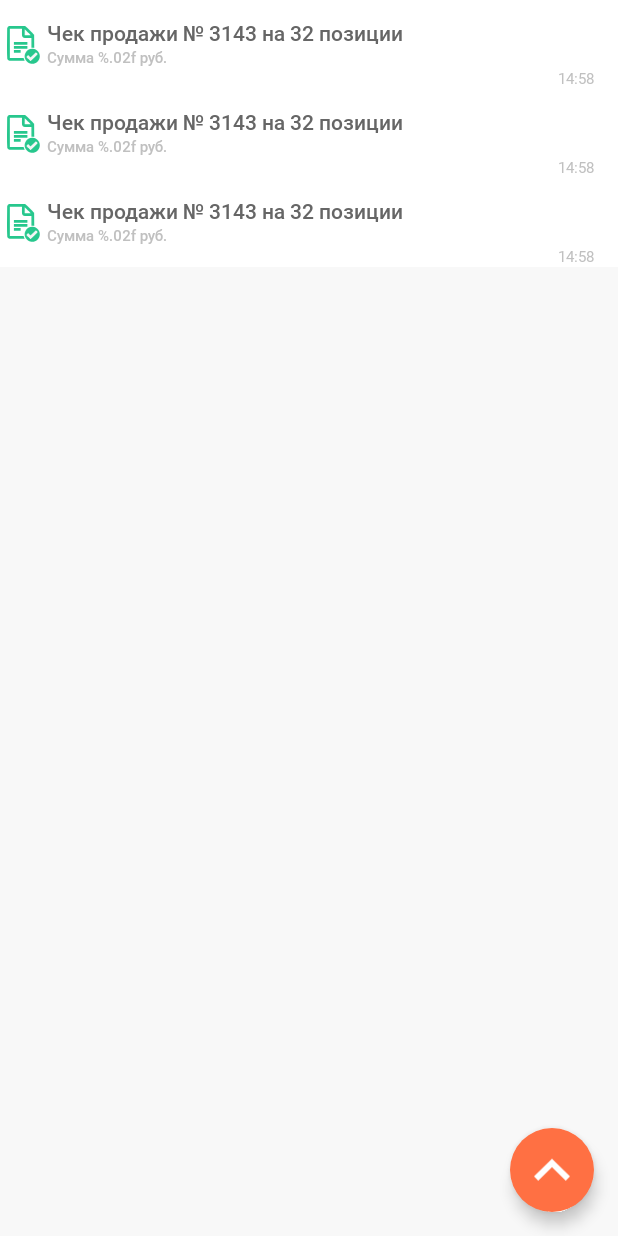
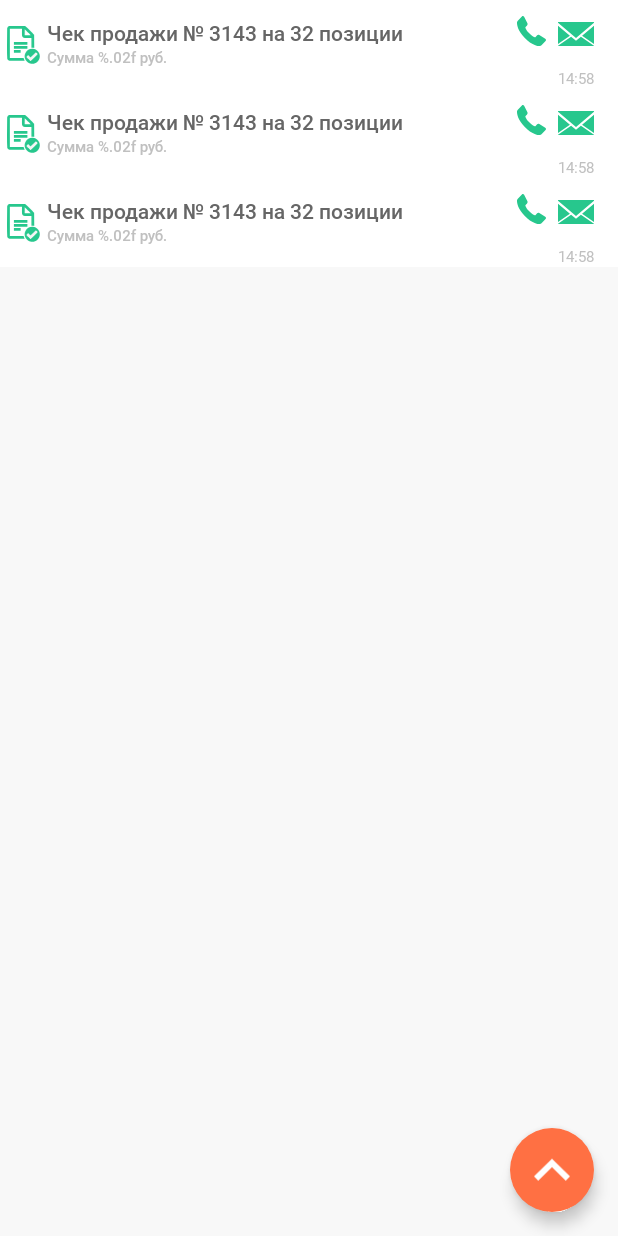
Before and after one commit to Sznv91/SV_Mailer, an Android app: the layout fragment_all_receipt.xml on its own in the app's theme, with its tools: preview values and no code run, on a phone screen of 412 x 824 dp. Run offline under Robolectric (Android 15) with nearby library versions, the phone set to English and light mode, and no system bars.

Commit message:
Добавлены доп. поля в БД для отображения entity на вкладке "Отправленные". Добавлены изображения смс/емаил в layout чека из списка. Подготовлен RecyclerView holder для работы с вкладкой "Отправленные"

```diff
--- a/app/src/main/java/ru/softvillage/mailer_test/App.java
+++ b/app/src/main/java/ru/softvillage/mailer_test/App.java
@@ -6,6 +6,10 @@ import lombok.Getter;
 import ru.softvillage.mailer_test.dataBase.DbHelper;
 import ru.softvillage.mailer_test.dataBase.LocalDataBase;
 
+/**
+ * Retrofit sync and async request
+ * https://futurestud.io/tutorials/retrofit-synchronous-and-asynchronous-requests
+ */
 public class App extends Application {
     public static final String TAG = "ru.evotor.ru.softvillage.mailer_test";
 
--- a/app/src/main/java/ru/softvillage/mailer_test/dataBase/LocalDataBase.java
+++ b/app/src/main/java/ru/softvillage/mailer_test/dataBase/LocalDataBase.java
@@ -10,9 +10,10 @@ import java.util.concurrent.ExecutorService;
 import java.util.concurrent.Executors;
 
 import ru.softvillage.mailer_test.dataBase.entity.EvoReceipt;
-import ru.softvillage.mailer_test.dataBase.entity.PartialEvoReceipt;
+import ru.softvillage.mailer_test.dataBase.entity.PartialEvoReceiptEvoDbUpdate;
+import ru.softvillage.mailer_test.dataBase.entity.PartialEvoReceiptSvDbUpdate;
 
-@Database(entities = {EvoReceipt.class, PartialEvoReceipt.class}, version = 1, exportSchema = false)
+@Database(entities = {EvoReceipt.class, PartialEvoReceiptEvoDbUpdate.class, PartialEvoReceiptSvDbUpdate.class}, version = 1, exportSchema = false)
 public abstract class LocalDataBase extends RoomDatabase {
 
     public abstract ReceiptDao receiptDao();
--- a/app/src/main/java/ru/softvillage/mailer_test/dataBase/ReceiptDao.java
+++ b/app/src/main/java/ru/softvillage/mailer_test/dataBase/ReceiptDao.java
@@ -9,8 +9,8 @@ import androidx.room.Update;
 
 import java.util.List;
 
+import ru.softvillage.mailer_test.dataBase.entity.AbstractEvoReceipt;
 import ru.softvillage.mailer_test.dataBase.entity.EvoReceipt;
-import ru.softvillage.mailer_test.dataBase.entity.PartialEvoReceipt;
 
 @Dao
 public interface ReceiptDao {
@@ -28,6 +28,6 @@ public interface ReceiptDao {
     void addEvoReceipt(EvoReceipt receipt);
 
     @Update(entity = EvoReceipt.class)
-    void updateEvoReceipt(PartialEvoReceipt receipt);
+    void updateEvoReceipt(AbstractEvoReceipt receipt);
 
 }
--- /dev/null
+++ b/app/src/main/res/drawable/ic_mailer_sended_email.xml
@@ -0,0 +1,9 @@
+<vector xmlns:android="http://schemas.android.com/apk/res/android"
+    android:width="24dp"
+    android:height="16dp"
+    android:viewportWidth="24"
+    android:viewportHeight="16">
+  <path
+      android:pathData="M24,0.5779L12,10.5856L0,0.5779V0H24V0.5779ZM24,14.692L16.0625,9.1255L24,2.4335V14.692ZM0,2.4335L7.9375,9.1255L0,14.692V2.4335ZM12,12.5627L15.2812,9.7643L24,15.8783V16H0V15.8783L8.7188,9.7643L12,12.5627Z"
+      android:fillColor="#27C78D"/>
+</vector>
--- /dev/null
+++ b/app/src/main/res/drawable/ic_mailer_sended_sms.xml
@@ -0,0 +1,9 @@
+<vector xmlns:android="http://schemas.android.com/apk/res/android"
+    android:width="19dp"
+    android:height="20dp"
+    android:viewportWidth="19"
+    android:viewportHeight="20">
+  <path
+      android:pathData="M18.9892,15.7837C18.9439,15.4887 18.7683,15.2367 18.5053,15.0869L14.6143,12.6731L14.5823,12.6542C14.4192,12.5682 14.239,12.5242 14.0566,12.5256C13.7306,12.5256 13.4192,12.6556 13.2032,12.8837L12.0548,14.0935C12.0056,14.1426 11.8455,14.2138 11.7969,14.2164C11.7836,14.2152 10.4607,14.1149 8.0251,11.5502C5.5939,8.9909 5.49,7.5936 5.49,7.5936C5.4913,7.5222 5.5581,7.3541 5.6056,7.3021L6.5849,6.2712C6.9299,5.9071 7.0333,5.3035 6.8287,4.836L4.6659,0.551C4.5088,0.2103 4.2034,0 3.8647,0C3.625,0 3.3937,0.1046 3.2129,0.2947L0.5434,3.0992C0.2875,3.3672 0.0671,3.836 0.019,4.2132C-0.0043,4.3935 -0.4779,8.6982 5.1271,14.6008C9.8855,19.6105 13.5959,19.9997 14.6206,19.9997C14.7454,20.0014 14.8701,19.9947 14.9941,19.9795C15.3513,19.9292 15.7959,19.6977 16.0502,19.4293L18.7175,16.6211C18.9352,16.3907 19.0346,16.0863 18.9892,15.7837Z"
+      android:fillColor="#27C78D"/>
+</vector>
--- a/app/src/main/res/layout/fragment_all_receipt.xml
+++ b/app/src/main/res/layout/fragment_all_receipt.xml
@@ -2,9 +2,9 @@
 <androidx.constraintlayout.widget.ConstraintLayout xmlns:android="http://schemas.android.com/apk/res/android"
     xmlns:app="http://schemas.android.com/apk/res-auto"
     xmlns:tools="http://schemas.android.com/tools"
+    android:id="@+id/receipt_all_layout_fragment"
     android:layout_width="match_parent"
     android:layout_height="match_parent"
-    android:id="@+id/receipt_all_layout_fragment"
     android:background="@color/main_lt"
     tools:context=".ui.fragmet.AllReceipt">
 
@@ -15,16 +15,35 @@
         tools:listitem="@layout/item_receipt_all_tab" />
 
     <com.google.android.material.floatingactionbutton.FloatingActionButton
-        app:backgroundTint="@color/header_lt"
-        app:tint="@color/white"
-        app:borderWidth="0dp"
-        android:visibility="visible"
         android:id="@+id/fab_up"
         android:layout_width="wrap_content"
         android:layout_height="wrap_content"
+        android:layout_margin="16dp"
+        android:visibility="visible"
+        app:backgroundTint="@color/header_lt"
+        app:borderWidth="0dp"
+        app:layout_constraintBottom_toBottomOf="parent"
         app:layout_constraintRight_toRightOf="parent"
-        app:layout_constraintBottom_toBottomOf="parent"
-        android:layout_margin="16dp"
-        app:srcCompat="@drawable/ic_arrow_up_gray" />
+        app:srcCompat="@drawable/ic_arrow_up_gray"
+        app:tint="@color/white" />
+
+    <FrameLayout
+        tools:visibility="invisible"
+        android:id="@+id/layout_empty_receipt_list"
+        android:layout_width="match_parent"
+        android:layout_height="match_parent"
+        android:background="@color/main_lt">
+
+        <TextView
+            android:id="@+id/title_empty_receipt_list"
+            android:layout_width="wrap_content"
+            android:layout_height="wrap_content"
+            android:layout_gravity="center"
+            android:fontFamily="@font/roboto_medium"
+            android:text="@string/title_empty_receipt_list"
+            android:textColor="@color/active_fonts_lt"
+            android:textSize="28sp"
+            tools:text="Журнал чеков пуст" />
+    </FrameLayout>
 
 </androidx.constraintlayout.widget.ConstraintLayout>
--- a/app/src/main/res/layout/item_receipt_all_tab.xml
+++ b/app/src/main/res/layout/item_receipt_all_tab.xml
@@ -44,12 +44,34 @@
         android:id="@+id/title_receipt_time"
         android:layout_width="wrap_content"
         android:layout_height="wrap_content"
-        android:paddingEnd="16dp"
+        android:layout_marginEnd="16dp"
         android:textColor="@color/active_fonts_lt"
         android:textSize="10sp"
         app:layout_constraintRight_toRightOf="parent"
         app:layout_constraintTop_toBottomOf="@+id/tv_static_summ"
         tools:text="14:58" />
 
+    <ImageView
+        tools:visibility="visible"
+        android:visibility="invisible"
+        android:id="@+id/sv_send_email"
+        android:layout_width="wrap_content"
+        android:layout_height="wrap_content"
+        app:layout_constraintTop_toTopOf="parent"
+        app:layout_constraintBottom_toTopOf="@+id/title_receipt_time"
+        app:layout_constraintRight_toRightOf="@+id/title_receipt_time"
+        android:src="@drawable/ic_mailer_sended_email" />
+
+    <ImageView
+        tools:visibility="visible"
+        android:visibility="invisible"
+        android:id="@+id/sv_send_sms"
+        android:layout_width="wrap_content"
+        android:layout_height="wrap_content"
+        android:layout_marginEnd="8dp"
+        app:layout_constraintBottom_toBottomOf="@+id/sv_send_email"
+        app:layout_constraintRight_toLeftOf="@+id/sv_send_email"
+        android:src="@drawable/ic_mailer_sended_sms" />
+
 
 </androidx.constraintlayout.widget.ConstraintLayout>
--- a/app/src/main/res/values/strings.xml
+++ b/app/src/main/res/values/strings.xml
@@ -15,6 +15,7 @@
     <string name="receipt_detail_sale_num">Продажа №%s</string>
     <string name="receipt_detail_session_id">Смена №%d</string>
     <string name="title_site_fns">Сайт ФНС: www.nalog.ru</string>
+    <string name="title_empty_receipt_list">Журнал чеков пуст</string>
 
 
 
```
Also changed, not shown: app/src/main/java/ru/softvillage/mailer_test/dataBase/entity/AbstractEvoReceipt.java (added, +32 -0 lines), app/src/main/java/ru/softvillage/mailer_test/dataBase/entity/EvoReceipt.java (+43 -19 lines), app/src/main/java/ru/softvillage/mailer_test/dataBase/entity/PartialEvoReceiptEvoDbUpdate.java (renamed from app/src/main/java/ru/softvillage/mailer_test/dataBase/entity/PartialEvoReceipt.java, +4 -22 lines), app/src/main/java/ru/softvillage/mailer_test/dataBase/entity/PartialEvoReceiptSvDbUpdate.java (added, +46 -0 lines), app/src/main/java/ru/softvillage/mailer_test/service/EvoReceiptAdderService.java (+4 -4 lines), app/src/main/java/ru/softvillage/mailer_test/ui/fragmet/AllReceipt.java (+16 -0 lines), app/src/main/java/ru/softvillage/mailer_test/ui/recyclerView/ReceiptItemAdapter.java (+0 -8 lines), app/src/main/java/ru/softvillage/mailer_test/ui/recyclerView/ReceiptItemViewHolder.java (+8 -1 lines), app/src/main/java/ru/softvillage/mailer_test/ui/viewModel/AllReceiptViewModel.java (+9 -0 lines), app/src/main/res/layout/fragment_send_receipt.xml (+15 -2 lines).
